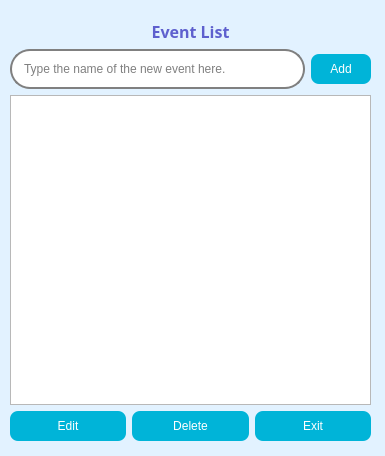
This is resource/uic/events.ui in xyang-github/INR_Tracker as Qt 5 draws it before an edit. The edited form follows.
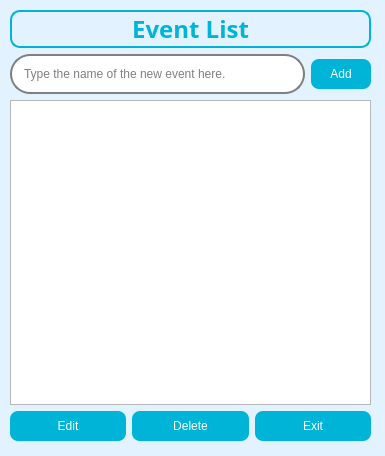
This is the edited form. Icons and pictures are not drawn.

Commit message: Format consistency

What changed in the file:
```diff
--- a/resource/uic/events.ui
+++ b/resource/uic/events.ui
@@ -82,7 +82,7 @@
 	background-color: #00b4d8;
 	color: white;
 	border-radius: 8px;
-	font-family: &quot;Readex Pro&quot;;
+	font-family: &quot;Raleway&quot;;
 	font: 12px;
 }
 
@@ -94,17 +94,18 @@
 	border: 2px  solid gray;
 	border-radius: 20px;
 	padding: 10px;
-	font-family:  &quot;Readex Pro&quot;;
+	font-family:  &quot;Raleway&quot;;
 	font: 12px;
 
 }
 
 QLabel {
-	color: #5E60CE;
-	font-family: &quot;Raleway&quot;;
-	font-size: 16px;
+	color: #00b4d8;
+	font-family: &quot;Source Sans Pro&quot;;
+	font-size: 24px;
 	font-weight: bold;
-	margin-top: 10px;
+	border: 2px solid #00b4d8;
+	border-radius: 10px;
 }
 </string>
   </property>
@@ -122,7 +123,7 @@
      <widget class="QLabel" name="lblHeader">
       <property name="font">
        <font>
-        <family>Raleway</family>
+        <family>Source Sans Pro</family>
         <pointsize>-1</pointsize>
         <weight>75</weight>
         <bold>true</bold>
```
Left out of the diff: 14 changed lines with no effect on the pictures. The commit also changes 1 other file.
